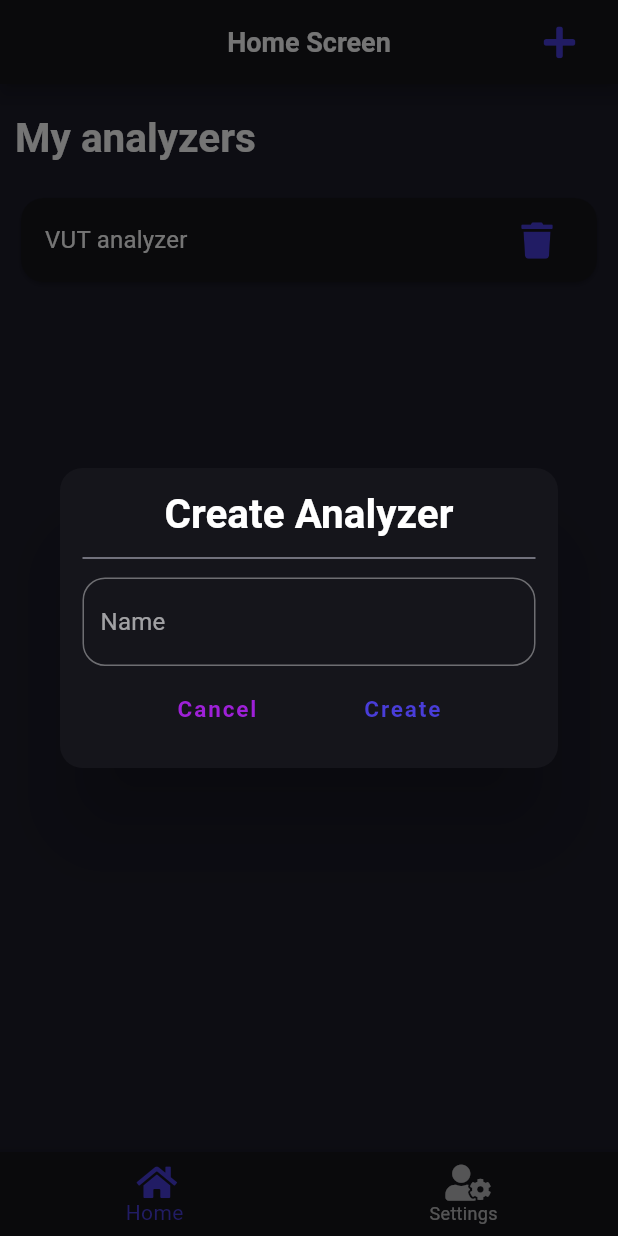
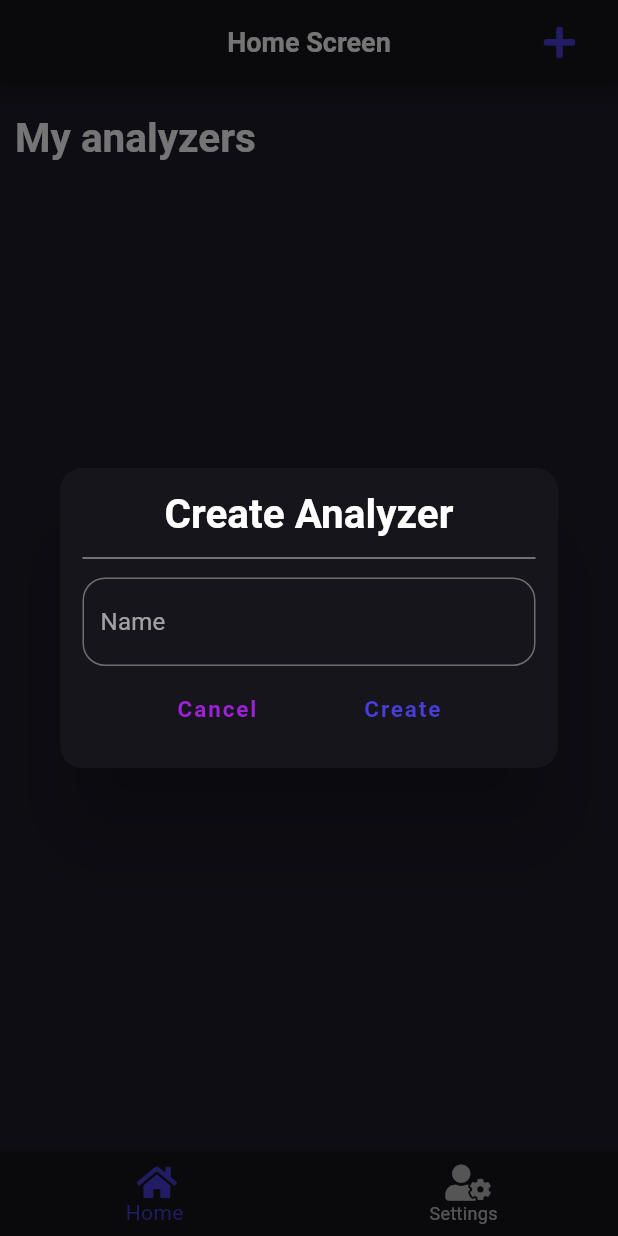
Before and after one commit to ziperjohn/analyzer, a Flutter app: the screen it shows once a user with an empty profile is signed in, after a tap on an icon or button, on a phone screen of 412 x 824 dp. Run offline on Flutter 3.47's test engine with Material 2 defaults, Android fonts, the phone set to English and light mode, and no system bars; our stand-ins replace another_flushbar, firebase_auth, firebase_core, fl_chart, flutter_spinkit, flutter_svg and 1 more; accounts and stored records are empty.

Commit message:
Implemented adding and removing analyzer

```diff
--- a/lib/screens/home_screen.dart
+++ b/lib/screens/home_screen.dart
@@ -1,8 +1,12 @@
+// ignore: implementation_imports
+import 'package:provider/src/provider.dart';
+import 'package:analyzer/providers/analyzer_provider.dart';
 import 'package:analyzer/theme/colors.dart';
 import 'package:analyzer/widgets/custom_card.dart';
 import 'package:analyzer/widgets/custom_text_field_dialog.dart';
 import 'package:flutter/material.dart';
 import 'package:font_awesome_flutter/font_awesome_flutter.dart';
+import 'package:provider/provider.dart';
 
 class HomeScreen extends StatelessWidget {
   const HomeScreen({Key? key}) : super(key: key);
@@ -17,14 +21,11 @@ class HomeScreen extends StatelessWidget {
           Padding(
             padding: const EdgeInsets.symmetric(horizontal: 15),
             child: IconButton(
-                onPressed: () => showDialog(
-                  context: context,
-                  builder: (BuildContext context) => CustomTextFieldDialog(
-                    title: "Create Analyzer",
-                    confirmButtonLabel: "Create",
-                    hintText: "Name",
-                  ),
-                ),
+              onPressed: () async {
+                final name = await showAddAnalyzer(context);
+                if (name == null || name.isEmpty) return;
+                context.read<AnalyzerProvider>().addAnalyzer(name);
+              },
               icon: const Icon(
                 FontAwesomeIcons.plus,
                 color: primaryColor,
@@ -33,8 +34,7 @@ class HomeScreen extends StatelessWidget {
           )
         ],
       ),
-        body: SingleChildScrollView(
-            child: Padding(
+      body: Padding(
         padding: const EdgeInsets.symmetric(horizontal: 10, vertical: 20),
         child: Column(
           crossAxisAlignment: CrossAxisAlignment.start,
@@ -44,9 +44,26 @@ class HomeScreen extends StatelessWidget {
               style: Theme.of(context).textTheme.headline2,
             ),
             const SizedBox(height: 20),
-              CustomCard(name: "VUT analyzer")
+            Expanded(
+              child: ListView.builder(
+                itemCount: context.watch<AnalyzerProvider>().analyzerList.length,
+                itemBuilder: (context, index) {
+                  return CustomCard(analyzer: context.watch<AnalyzerProvider>().analyzerList[index]);
+                },
+              ),
+            ),
           ],
         ),
-        )));
+      ),
+    );
   }
+
+  Future<String?> showAddAnalyzer(BuildContext context) => showDialog<String>(
+        context: context,
+        builder: (BuildContext context) => CustomTextFieldDialog(
+          title: "Create Analyzer",
+          confirmButtonLabel: "Create",
+          hintText: "Name",
+        ),
+      );
 }
--- a/lib/widgets/custom_alert_dialog.dart
+++ b/lib/widgets/custom_alert_dialog.dart
@@ -31,12 +31,12 @@ class CustomAlertDialog extends StatelessWidget {
               mainAxisAlignment: MainAxisAlignment.spaceEvenly,
               children: [
                 TextButton(
-                  onPressed: () => Navigator.pop(context),
+                  onPressed: () => Navigator.of(context).pop(false),
                   style: TextButton.styleFrom(primary: secondaryColor),
                   child: const Text("Cancel"),
                 ),
                 TextButton(
-                  onPressed: () => Navigator.pop(context),
+                  onPressed: () => Navigator.of(context).pop(true),
                   child: Text(confirmButtonLabel),
                 )
               ],
--- a/lib/widgets/custom_text_field_dialog.dart
+++ b/lib/widgets/custom_text_field_dialog.dart
@@ -6,6 +6,7 @@ class CustomTextFieldDialog extends StatelessWidget {
   final String title;
   final String confirmButtonLabel;
   final String hintText;
+
   CustomTextFieldDialog(
       {Key? key, required this.title, required this.confirmButtonLabel, required this.hintText})
       : super(key: key);
@@ -39,7 +40,7 @@ class CustomTextFieldDialog extends StatelessWidget {
                   child: const Text("Cancel"),
                 ),
                 TextButton(
-                  onPressed: () => Navigator.pop(context),
+                  onPressed: () => Navigator.of(context).pop(textController.text),
                   child: Text(confirmButtonLabel),
                 )
               ],
```
Also changed, not shown: lib/widgets/custom_card.dart (+24 -12 lines). Lines whose indentation alone changed are shown as unchanged.
